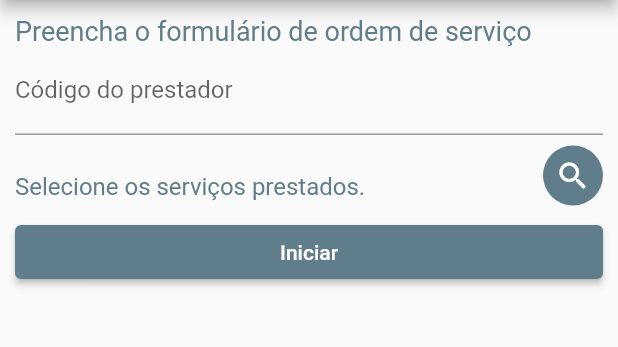
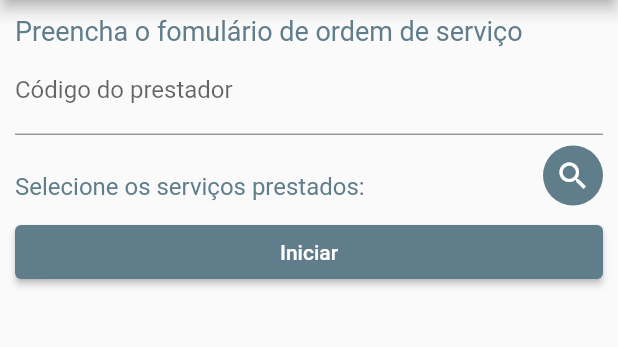
Before and after one commit to apbraga/abc_tech_app, a Flutter app: the screen it shows after launch, on a phone screen of 412 x 824 dp, the part 84-431 px from its top. Run offline on Flutter 3.47's test engine with Material 2 defaults, Android fonts, the phone set to English and light mode, and no system bars; our stand-ins replace geolocator, get.

Commit message:
Aula 5 - Final

```diff
--- a/lib/constants.dart
+++ b/lib/constants.dart
@@ -1,3 +1,3 @@
 class Constants {
-  static const url = "";
+  static const url = "http://192.168.1.152";
 }
--- a/lib/main.dart
+++ b/lib/main.dart
@@ -12,8 +12,8 @@ void main() {
   runApp(const MyApp());
 }
 
-void initServices() async {
-  await Get.put<AssistanceService>(AssistanceService().init(AssistanceProvider()));
+void initServices() {
+  Get.put<AssistanceService>(AssistanceService().init(AssistanceProvider()));
 }
 
 class MyApp extends StatelessWidget {
@@ -26,7 +26,7 @@ class MyApp extends StatelessWidget {
       title: 'Flutter Demo',
       theme: ThemeData(
         primarySwatch: Colors.blueGrey,
-        highlightColor: Colors.black54,
+        highlightColor: Colors.red,
         textTheme: const TextTheme( headlineLarge: TextStyle(color: Colors.blueGrey, fontSize: 18),
         headlineMedium: TextStyle(color: Colors.blueGrey, fontSize: 16))),
       getPages: [
--- a/lib/model/assist.dart
+++ b/lib/model/assist.dart
@@ -5,42 +5,17 @@ class Assist {
   String title;
   String description;
 
-//<editor-fold desc="Data Methods">
   Assist({
     required this.id,
     required this.title,
     required this.description,
   });
 
-  @override
-  bool operator ==(Object other) =>
-      identical(this, other) ||
-      (other is Assist &&
-          runtimeType == other.runtimeType &&
-          id == other.id &&
-          title == other.title &&
-          description == other.description);
-
-  @override
-  int get hashCode => id.hashCode ^ title.hashCode ^ description.hashCode;
-
-  String toJson() => json.encode(toMap());
-  factory Assist.fromJson(String source) => Assist.fromMap(json.decode(source));
-
-  @override
-  String toString() {
-    return 'Assist{' +
-        ' id: $id,' +
-        ' title: $title,' +
-        ' description: $description,' +
-        '}';
-  }
-
   Map<String, dynamic> toMap() {
-    return {
-      'id': this.id,
-      'title': this.title,
-      'description': this.description,
+    return <String, dynamic>{
+      'id': id,
+      'title': title,
+      'description': description,
     };
   }
 
@@ -52,5 +27,24 @@ class Assist {
     );
   }
 
-//</editor-fold>
+  String toJson() => json.encode(toMap());
+
+  factory Assist.fromJson(String source) =>
+      Assist.fromMap(json.decode(source) as Map<String, dynamic>);
+
+  @override
+  String toString() =>
+      'Assist(id: $id, title: $title, description: $description)';
+
+  @override
+  bool operator ==(covariant Assist other) {
+    if (identical(this, other)) return true;
+
+    return other.id == id &&
+        other.title == title &&
+        other.description == description;
+  }
+
+  @override
+  int get hashCode => id.hashCode ^ title.hashCode ^ description.hashCode;
 }
--- /dev/null
+++ b/lib/model/order.dart
@@ -0,0 +1,25 @@
+import 'dart:convert';
+import 'package:abc_tech_app/model/order_location.dart';
+
+class Order {
+  int operatorId = 0;
+  List<int> services = [];
+  OrderLocation? start;
+  OrderLocation? end;
+
+  Order({
+    required this.operatorId,
+    required this.services,
+  });
+
+  Map<String, dynamic> toMap() {
+    return <String, dynamic>{
+      'operatorId': operatorId,
+      'services': services,
+      'start': start?.toMap(),
+      'end': end?.toMap()
+    };
+  }
+
+  String toJson() => json.encode(toMap());
+}
--- /dev/null
+++ b/lib/model/order_location.dart
@@ -0,0 +1,63 @@
+import 'dart:convert';
+
+class OrderLocation {
+  double latitude;
+  double longitude;
+  DateTime dateTime;
+
+  OrderLocation({
+    required this.latitude,
+    required this.longitude,
+    required this.dateTime,
+  });
+
+  OrderLocation copyWith({
+    double? latitude,
+    double? longitude,
+    DateTime? dateTime,
+  }) {
+    return OrderLocation(
+      latitude: latitude ?? this.latitude,
+      longitude: longitude ?? this.longitude,
+      dateTime: dateTime ?? this.dateTime,
+    );
+  }
+
+  Map<String, dynamic> toMap() {
+    return <String, dynamic>{
+      'latitude': latitude,
+      'longitude': longitude,
+      'dateTime': dateTime.toIso8601String(),
+    };
+  }
+
+  factory OrderLocation.fromMap(Map<String, dynamic> map) {
+    return OrderLocation(
+      latitude: map['latitude'] as double,
+      longitude: map['longitude'] as double,
+      dateTime: DateTime.fromMillisecondsSinceEpoch(map['dateTime'] as int),
+    );
+  }
+
+  String toJson() => json.encode(toMap());
+
+  factory OrderLocation.fromJson(String source) =>
+      OrderLocation.fromMap(json.decode(source) as Map<String, dynamic>);
+
+  @override
+  String toString() =>
+      'OrderLocation(latitude: $latitude, longitude: $longitude, dateTime: $dateTime)';
+
+  @override
+  bool operator ==(covariant OrderLocation other) {
+    if (identical(this, other)) return true;
+
+    return other.latitude == latitude &&
+        other.longitude == longitude &&
+        other.dateTime == dateTime;
+  }
+
+  @override
+  int get hashCode =>
+      latitude.hashCode ^ longitude.hashCode ^ dateTime.hashCode;
+}
--- a/lib/page/order_bind.dart
+++ b/lib/page/order_bind.dart
@@ -1,11 +1,13 @@
 import 'package:get/get.dart';
 import '../controller/order_controller.dart';
+import '../provider/order_provider.dart';
 import '../service/geolocation_service.dart';
+import '../service/order_service.dart';
 
 class OrderBinding extends Bindings {
   @override
   void dependencies() {
-    Get.lazyPut(() => OrderController(GeolocationService()));
+    Get.lazyPut(() => OrderController(GeolocationService(), OrderService(OrderProvider())));
 
   }
 }
--- a/lib/page/order_page.dart
+++ b/lib/page/order_page.dart
@@ -1,65 +1,92 @@
+import 'package:abc_tech_app/controller/order_controller.dart';
 import 'package:abc_tech_app/model/assist.dart';
 import 'package:flutter/material.dart';
 import 'package:flutter/services.dart';
 import 'package:get/get.dart';
 
-import '../controller/order_controller.dart';
-
 class OrderPage extends GetView<OrderController> {
   const OrderPage({super.key});
 
-  Widget renderAssists(List<Assist> assistList){
+  Widget renderAssists(List<Assist> assistList) {
     return ListView.builder(
         shrinkWrap: true,
         itemCount: assistList.length,
-        itemBuilder: (context,index) => ListTile(title: Text(assistList[index].title)));
+        itemBuilder: (context, index) =>
+            ListTile(title: Text(assistList[index].title)));
+  }
+
+  @override
+  Widget renderScreen(BuildContext context) {
+    return SingleChildScrollView(
+      child: Form(
+        key: controller.formKey,
+        child: Column(children: <Widget>[
+          Row(
+            children: [
+              Expanded(
+                  child: Text("Preencha o fomulário de ordem de serviço",
+                      style: context.theme.textTheme.headlineLarge))
+            ],
+          ),
+          TextFormField(
+            controller: controller.operatorIdController,
+            inputFormatters: [FilteringTextInputFormatter.digitsOnly],
+            keyboardType: TextInputType.number,
+            decoration: const InputDecoration(labelText: "Código do prestador"),
+          ),
+          Row(
+            children: [
+              Expanded(
+                  child: Padding(
+                      padding: const EdgeInsets.only(top: 25, bottom: 10),
+                      child: Text(
+                        "Selecione os serviços prestados:",
+                        style: context.theme.textTheme.headlineMedium,
+                      ))),
+              Ink(
+                width: 40,
+                height: 40,
+                decoration: ShapeDecoration(
+                    shape: const CircleBorder(),
+                    color: context.theme.primaryColor),
+                child: IconButton(
+                  icon: const Icon(Icons.search, color: Colors.white),
+                  onPressed: () => controller.editAssist(),
+                ),
+              )
+            ],
+          ),
+          Obx(() => renderAssists(controller.selectedAssists)),
+          Row(
+            children: [
+              Expanded(
+                  child: ElevatedButton(
+                    onPressed: controller.finishStartOrder,
+                    child: Obx(() {
+                      if (controller.screenState.value == OrderState.creating) {
+                        return const Text("Iniciar");
+                      } else {
+                        return const Text("Finalizar");
+                      }
+                    }),
+                  ))
+            ],
+          )
+        ]),
+      ),
+    );
   }
 
   @override
   Widget build(BuildContext context) {
-    controller.getLocation();
     return Scaffold(
         appBar: AppBar(title: const Text("ABC Tech App")),
         body: Container(
-          constraints: const BoxConstraints.expand(),
-          padding: const EdgeInsets.all(10),
-          child: SingleChildScrollView(
-            child: Form(
-              key: controller.formKey,
-              child: Column(children: <Widget>[
-                Row(
-                  children: [
-                    Expanded(child: Text("Preencha o formulário de ordem de serviço",
-                        style: context.theme.textTheme.headlineLarge))],
-                ),
-                TextFormField(
-                  controller: controller.operatorIdController,
-                  inputFormatters: [FilteringTextInputFormatter.digitsOnly],
-                  keyboardType: TextInputType.number,
-                  decoration: const InputDecoration(labelText: "Código do prestador")
-                ),
-                Row(children: [
-                  Expanded(child:
-                    Padding(padding: EdgeInsets.only(top: 25, bottom: 10),child: Text("Selecione os serviços prestados.",
-                  style: context.theme.textTheme.headlineMedium))),
-                  Ink(
-                    decoration: ShapeDecoration(shape: const CircleBorder(),color: context.theme.primaryColor),
-                    width: 40, height: 40,
-                    child: IconButton(icon: const Icon(Icons.search),
-                        color: Colors.white,
-                        onPressed: () => controller.editAssist()),
-                  )],
-                ),
-                Obx(() => renderAssists(controller.selectedAssists)),
-                Row(
-                  children: [Expanded(
-                      child: ElevatedButton(
-                          onPressed: controller.finishStartOrder,
-                          child: const Text("Iniciar")))],)
-              ])
-            )
-          )
-        )
-    );
+            constraints: const BoxConstraints.expand(),
+            padding: const EdgeInsets.all(10),
+            child: controller.obx((state) => renderScreen(context),
+                onLoading: const Center(
+                  child: CircularProgressIndicator(),
+                ))));
   }
 }
--- a/lib/provider/assist_provider.dart
+++ b/lib/provider/assist_provider.dart
@@ -1,6 +1,6 @@
 import 'package:abc_tech_app/constants.dart';
-import 'package:get/get.dart';
-import 'package:get/get_connect/http/src/response/response.dart';
+import 'package:get/get_connect.dart';
+
 
 abstract class AssistanceProviderInterface {
   Future<Response> getAssists();
--- /dev/null
+++ b/lib/service/order_service.dart
@@ -0,0 +1,27 @@
+import 'package:abc_tech_app/model/order.dart';
+import 'package:abc_tech_app/provider/order_provider.dart';
+import 'package:flutter/material.dart';
+import 'package:get/get.dart';
+
+abstract class OrderServiceInterface {
+  Future<bool> createOrder(Order order);
+}
+
+class OrderService extends GetxService implements OrderServiceInterface {
+  final OrderProviderInterface _orderProvider;
+  OrderService(this._orderProvider);
+
+  @override
+  Future<bool> createOrder(Order order) async {
+    try {
+      Response response = await _orderProvider.postOrder(order);
+      if (response.hasError) {
+        return Future.error(ErrorDescription("Erro na conexão"));
+      }
+      return Future.sync(() => true);
+    } catch (e) {
+      e.printInfo();
+      return Future.error(ErrorDescription("Erro não esperado"));
+    }
+  }
+}
```
Also changed, not shown: lib/controller/assistance_controller.dart (+40 -7 lines), lib/controller/order_controller.dart (+76 -9 lines), lib/page/home_page.dart (+4 -3 lines), lib/provider/order_provider.dart (added, +13 -0 lines), lib/service/assist_service.dart (+9 -7 lines), lib/service/geolocation_service.dart (+10 -10 lines).
